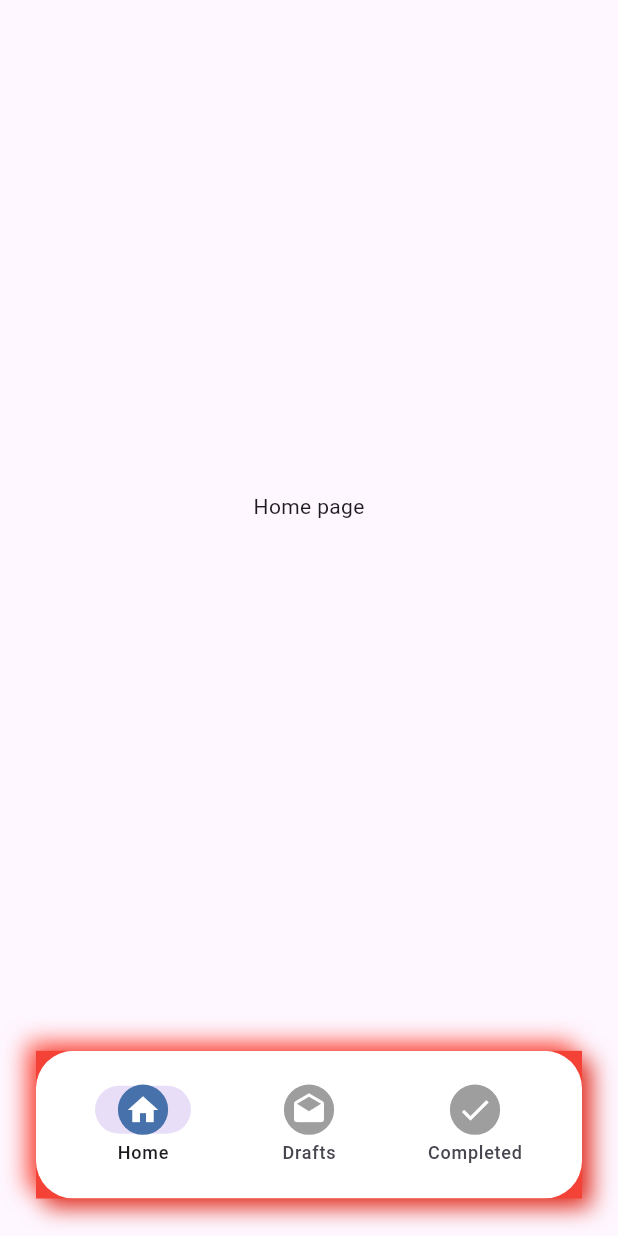
After one commit to codewithjaspreet/apelabs, a Flutter app: the screen it shows after launch, on a phone screen of 412 x 824 dp. The commit adds this screen. Run offline on Flutter 3.47's test engine with Material 3 defaults, Android fonts, the phone set to English and light mode, and no system bars; drawn by our look-alikes of clay_containers; our stand-ins replace flutter_blue, flutter_screenutil, get, go_router, google_fonts, intl_phone_field and 1 more.

Commit message:
new-changes

```diff
--- /dev/null
+++ b/lib/features/home/views/home.dart
@@ -0,0 +1,15 @@
+import 'package:flutter/cupertino.dart';
+import 'package:flutter/material.dart';
+
+class Home extends StatelessWidget {
+  const Home({super.key});
+
+  @override
+  Widget build(BuildContext context) {
+    return  Scaffold(
+      body: Center(
+        child: Text('Home page'),
+      ),
+    );
+  }
+}
--- a/lib/main.dart
+++ b/lib/main.dart
@@ -2,6 +2,8 @@ import 'package:apelabs/features/bluetooth/views/connectivity.dart';
 import 'package:flutter/material.dart';
 import 'package:flutter_screenutil/flutter_screenutil.dart';
 import 'package:get/get_navigation/src/root/get_material_app.dart';
+
+import 'navigation_menu.dart';
 
 void main() {
   runApp(const MyApp());
@@ -17,7 +19,7 @@ class MyApp extends StatelessWidget {
       splitScreenMode: true,
       builder: (context, a) {
         return GetMaterialApp(
-          home: BluetoothConnectivity(),
+          home: NavigationMenu(),
           debugShowCheckedModeBanner: false,
         );
       },
--- /dev/null
+++ b/lib/navigation_menu.dart
@@ -0,0 +1,110 @@
+import 'package:apelabs/utils/constants/colors.dart';
+import 'package:apelabs/utils/helpers/helper_functions.dart';
+import 'package:clay_containers/clay_containers.dart';
+import 'package:flutter/material.dart';
+import 'package:flutter_screenutil/flutter_screenutil.dart';
+import 'package:get/get.dart';
+
+import 'features/home/views/home.dart';
+
+class NavigationMenu extends StatelessWidget {
+  const NavigationMenu({super.key});
+
+  @override
+  Widget build(BuildContext context) {
+    final isDark = THelperFunctions.isDarkMode(context);
+    final NavigationController navigationController = Get.put(NavigationController());
+
+    return Scaffold(
+      body: Obx(() => navigationController.screens[navigationController.selectedIndex.value]),
+      bottomNavigationBar: Padding(
+        padding: const EdgeInsets.symmetric(horizontal: 24.0, vertical: 25.0),
+        child: ClayContainer(
+          height: 97.h,
+          color: Colors.red,
+          child: ClipRRect(
+            borderRadius: BorderRadius.circular(25),
+            child: Obx(
+                  () => BottomAppBar(
+                height: 94.h,
+                shape: const CircularNotchedRectangle(),
+                notchMargin: 6.0,
+                color: isDark ? Colors.black : Colors.white,
+                child: SizedBox(
+                  child: NavigationBar(
+                    destinations: [
+                      _buildNavigationItem(
+                        index: 0,
+                        isSelected: navigationController.selectedIndex.value == 0,
+                        icon: Icons.home,
+                        label: 'Home',
+                      ),
+                      _buildNavigationItem(
+                        index: 1,
+                        isSelected: navigationController.selectedIndex.value == 1,
+                        icon: Icons.drafts,
+                        label: 'Drafts',
+                      ),
+                      _buildNavigationItem(
+                        index: 2,
+                        isSelected: navigationController.selectedIndex.value == 2,
+                        icon: Icons.done,
+                        label: 'Completed',
+                      ),
+
+                    ],
+                    backgroundColor: Colors.transparent,
+                    elevation: 0,
+                    selectedIndex: navigationController.selectedIndex.value,
+                    onDestinationSelected: navigationController.updateIndex,
+                  ),
+                ),
+              ),
+            ),
+          ),
+        ),
+      ),
+    );
+  }
+
+  NavigationDestination _buildNavigationItem({
+    required int index,
+    required bool isSelected,
+    required IconData icon,
+    required String label,
+  }) {
+    return NavigationDestination(
+      icon: Container(
+        decoration: BoxDecoration(
+          shape: BoxShape.circle,
+          color: isSelected ? const Color(0XFF4771AB) : Colors.grey,
+        ),
+        width: 33.w,
+        height: 33.h,
+        child: Center(
+          child: Icon(
+            icon,
+            color: Colors.white,
+          ),
+        ),
+      ),
+      label: label,
+    );
+  }
+}
+
+class NavigationController extends GetxController {
+  final selectedIndex = 0.obs;
+
+  void updateIndex(int index) {
+    selectedIndex.value = index;
+  }
+
+  final screens = [
+    const Home(),
+    const Home(),
+    const Home(),
+    const Home(),
+    const Home(),
+  ];
+}
```
Also changed, not shown: lib/features/bluetooth/controllers/bluetooth_controller.dart (+29 -26 lines), lib/features/bluetooth/views/connectivity.dart (+43 -2 lines), pubspec.yaml (+12 -12 lines), pubspec.lock, 7 other files.
